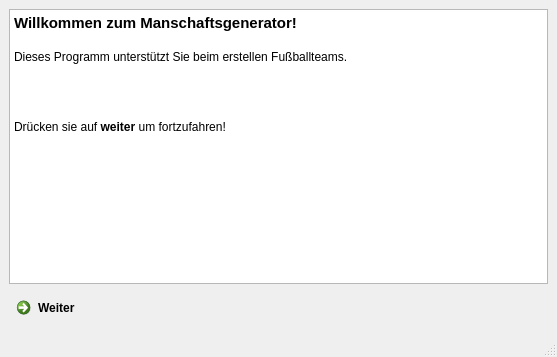
First picture: the form in playground/MannschaftsGenerator/.GUI/Oberfläche.ui, repository VaderLader/NikNDad, before the edit.
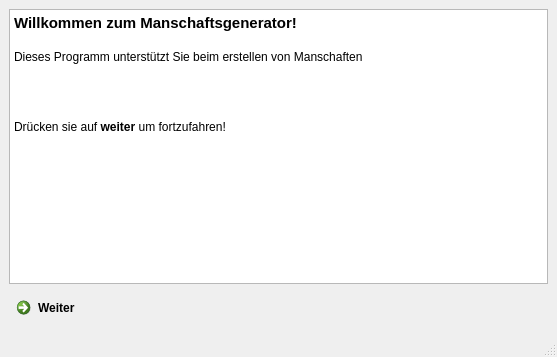
Second picture: the form after the edit.

```diff
--- a/playground/MannschaftsGenerator/.GUI/Oberfläche.ui
+++ b/playground/MannschaftsGenerator/.GUI/Oberfläche.ui
@@ -24,7 +24,7 @@
 &lt;/style&gt;&lt;/head&gt;&lt;body style=&quot; font-family:'MS Shell Dlg 2'; font-size:8.25pt; font-weight:400; font-style:normal;&quot;&gt;
 &lt;p style=&quot; margin-top:0px; margin-bottom:0px; margin-left:0px; margin-right:0px; -qt-block-indent:0; text-indent:0px;&quot;&gt;&lt;span style=&quot; font-family:'Sans Serif'; font-size:11pt; font-weight:600;&quot;&gt;Willkommen zum Manschaftsgenerator!&lt;/span&gt;&lt;/p&gt;
 &lt;p style=&quot;-qt-paragraph-type:empty; margin-top:0px; margin-bottom:0px; margin-left:0px; margin-right:0px; -qt-block-indent:0; text-indent:0px; font-family:'Sans Serif'; font-size:11pt; font-weight:600;&quot;&gt;&lt;br /&gt;&lt;/p&gt;
-&lt;p style=&quot; margin-top:0px; margin-bottom:0px; margin-left:0px; margin-right:0px; -qt-block-indent:0; text-indent:0px;&quot;&gt;&lt;span style=&quot; font-family:'Sans Serif'; font-size:9pt;&quot;&gt;Dieses Programm unterstützt Sie beim erstellen Fußballteams.&lt;/span&gt;&lt;/p&gt;
+&lt;p style=&quot; margin-top:0px; margin-bottom:0px; margin-left:0px; margin-right:0px; -qt-block-indent:0; text-indent:0px;&quot;&gt;&lt;span style=&quot; font-family:'Sans Serif'; font-size:9pt;&quot;&gt;Dieses Programm unterstützt Sie beim erstellen von Manschaften&lt;/span&gt;&lt;/p&gt;
 &lt;p style=&quot;-qt-paragraph-type:empty; margin-top:0px; margin-bottom:0px; margin-left:0px; margin-right:0px; -qt-block-indent:0; text-indent:0px; font-family:'Sans Serif'; font-size:9pt;&quot;&gt;&lt;br /&gt;&lt;/p&gt;
 &lt;p style=&quot;-qt-paragraph-type:empty; margin-top:0px; margin-bottom:0px; margin-left:0px; margin-right:0px; -qt-block-indent:0; text-indent:0px; font-family:'Sans Serif'; font-size:9pt;&quot;&gt;&lt;br /&gt;&lt;/p&gt;
 &lt;p style=&quot;-qt-paragraph-type:empty; margin-top:0px; margin-bottom:0px; margin-left:0px; margin-right:0px; -qt-block-indent:0; text-indent:0px; font-family:'Sans Serif'; font-size:9pt;&quot;&gt;&lt;br /&gt;&lt;/p&gt;
```
